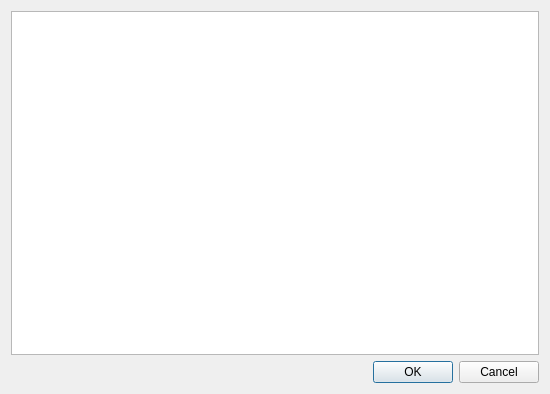
Before: the Qt Designer form ui/moduleconfigurator.ui in bpilsl/Corry-GUI, drawn with Qt 5.
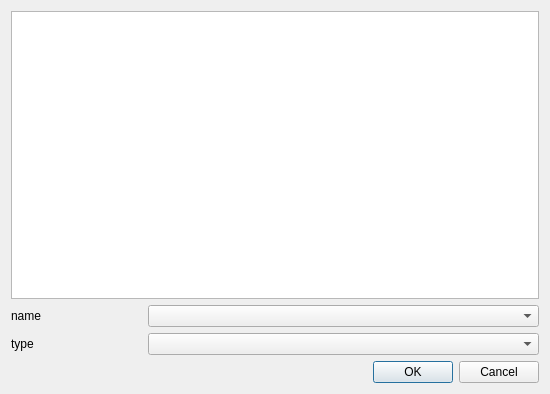
After: the same form once the commit is applied.

Diff of the .ui file:
```diff
--- a/ui/moduleconfigurator.ui
+++ b/ui/moduleconfigurator.ui
@@ -16,7 +16,30 @@
   <layout class="QGridLayout" name="gridLayout_2">
    <item row="0" column="0">
     <layout class="QGridLayout" name="gridLayout">
-     <item row="0" column="3">
+     <property name="horizontalSpacing">
+      <number>6</number>
+     </property>
+     <item row="1" column="0">
+      <widget class="QLabel" name="label">
+       <property name="text">
+        <string>name</string>
+       </property>
+      </widget>
+     </item>
+     <item row="2" column="0">
+      <widget class="QLabel" name="label_2">
+       <property name="text">
+        <string>type</string>
+       </property>
+      </widget>
+     </item>
+     <item row="2" column="1" colspan="3">
+      <widget class="QComboBox" name="cbType"/>
+     </item>
+     <item row="1" column="1" colspan="3">
+      <widget class="QComboBox" name="cbName"/>
+     </item>
+     <item row="0" column="0" colspan="4">
       <widget class="QTableView" name="tvParameters"/>
      </item>
     </layout>
```
